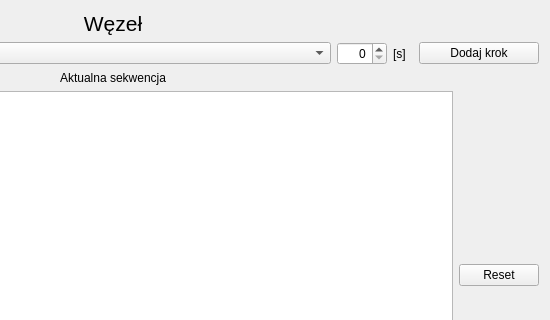
Qt form TrafficLoadManager/TrafficLightsEditor.ui (kicadan/TrafficLoadManager) before a commit; both pictures show x 324 to 874 and y 0 to 320 of the 874 by 498 pixel window.
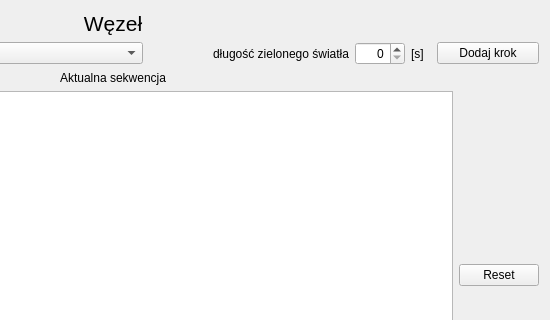
The same form after that commit.

Commit message: Zrobione: prawie dokończona edycja świateł, dodany vector z aktualnym stanem świateł, klasy Vehicle i dziecko Automobile wraz z funkcjami służącymi do animacji. Do zrobienia: Pokazywanie, który kierunek na światłach teraz edytujemy. Stworzyć vector pojazdów, a animację robić najlepiej po kolei na danym pasie, od końca do początku pasa, żeby zwalnianie i zajmowanie pkt odbywało się prawidłowo. Trzeba też puścić wreszcie czas i zapisywać do pliku. Ściągnięty już tinyxml.

The edit to the form file:
```diff
--- a/TrafficLoadManager/TrafficLightsEditor.ui
+++ b/TrafficLoadManager/TrafficLightsEditor.ui
@@ -64,7 +64,29 @@
       </widget>
      </item>
      <item>
-      <widget class="QSpinBox" name="spinBox">
+      <widget class="QLabel" name="label_3">
+       <property name="minimumSize">
+        <size>
+         <width>200</width>
+         <height>0</height>
+        </size>
+       </property>
+       <property name="maximumSize">
+        <size>
+         <width>200</width>
+         <height>16777215</height>
+        </size>
+       </property>
+       <property name="text">
+        <string>długość zielonego światła</string>
+       </property>
+       <property name="alignment">
+        <set>Qt::AlignRight|Qt::AlignTrailing|Qt::AlignVCenter</set>
+       </property>
+      </widget>
+     </item>
+     <item>
+      <widget class="QSpinBox" name="spinBox_green">
        <property name="maximumSize">
         <size>
          <width>50</width>
```
Left out of the diff: 59 changed lines with no effect on the pictures. The commit also changes 33 other files.
